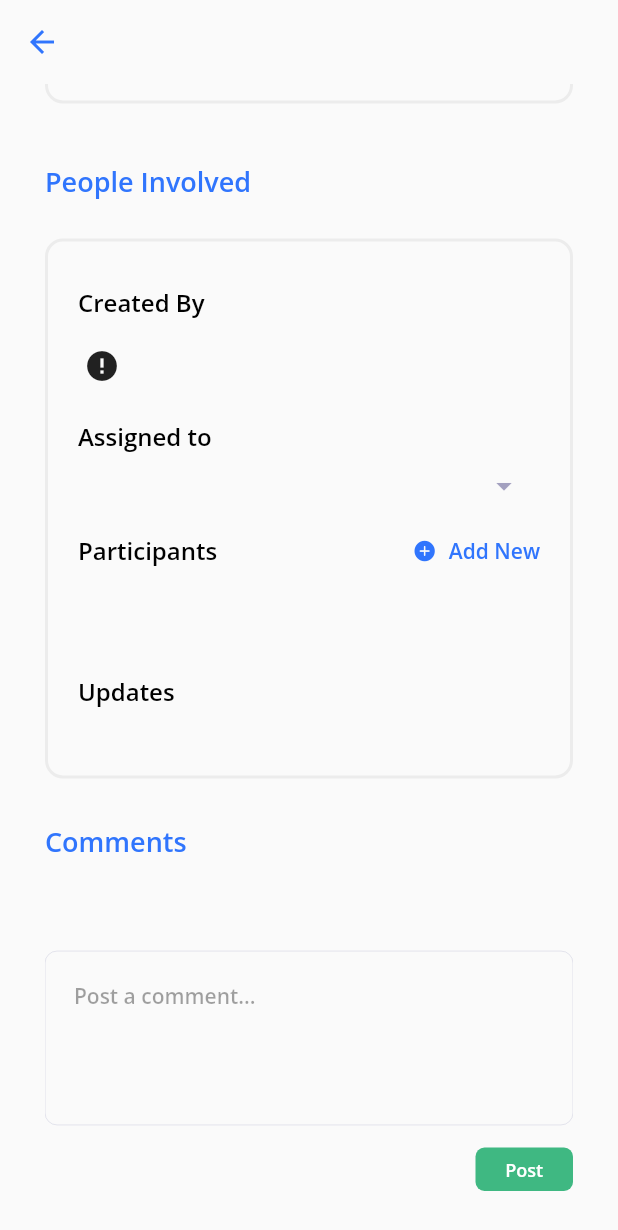
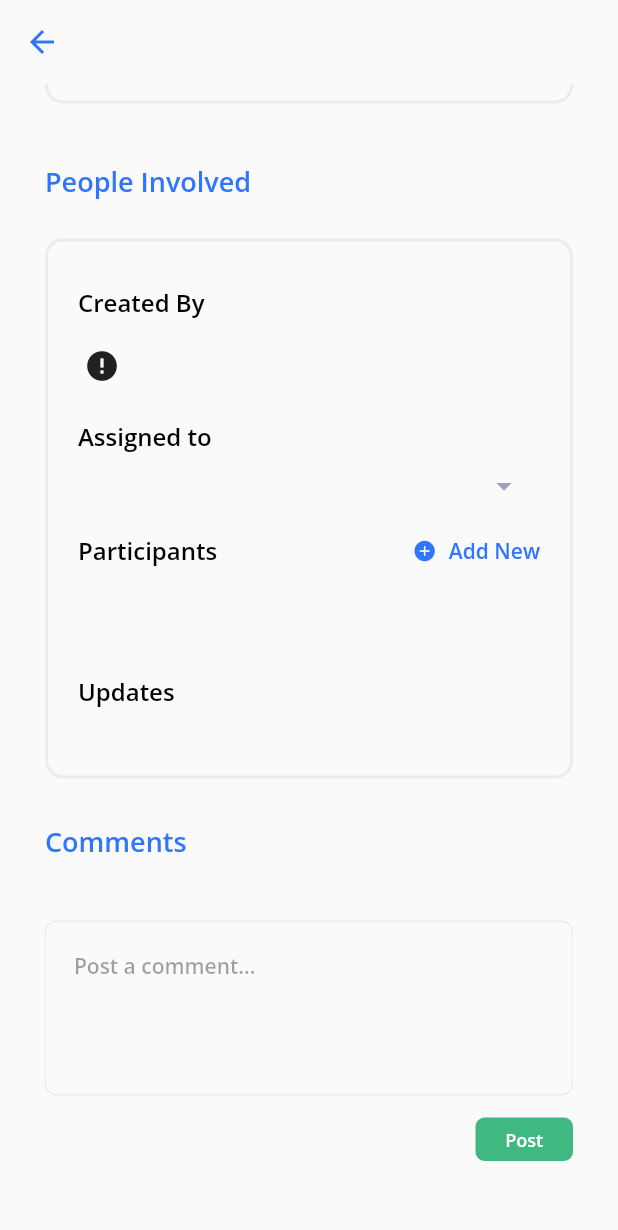
Before and after one commit to Root-vb/Squareboat-Service-Desk-App, a Flutter app: the TicketView screen opened directly with empty values, scrolled down 344 dp, on a phone screen of 412 x 824 dp. Shown: the top 1230 px of the screen. Run offline on Flutter 3.47's test engine with Material 2 defaults, Android fonts, the phone set to English and light mode, and no system bars; drawn by our look-alikes of cached_network_image; our stand-ins replace dio, flutter_spinkit, get, get_storage, google_sign_in, shimmer and 1 more; accounts and stored records are empty; network calls fail.

Commit message:
ui fixed

```diff
--- a/lib/app/modules/home/views/home_view.dart
+++ b/lib/app/modules/home/views/home_view.dart
@@ -17,6 +17,9 @@ class HomeView extends GetView<HomeController> {
         appBar: AppBar(
           backgroundColor: Colors.transparent,
           elevation: 0.0,
+          iconTheme: IconThemeData(
+            color: AppColors.primaryColor,
+          ),
         ),
         floatingActionButton: FloatingActionButton(
           backgroundColor: AppColors.primaryBlue,
--- a/lib/app/modules/ticket/views/ticket_view.dart
+++ b/lib/app/modules/ticket/views/ticket_view.dart
@@ -207,7 +207,7 @@ class TicketView extends GetView<TicketController> {
                 ),
                 SizedBox(height: 30),
                 Text("Comments", style: Styles.tsPrimaryBlueSemiBold18),
-                SizedBox(height: 30),
+                SizedBox(height: 10),
                 Obx(
                   () => Column(
                     children: [
--- a/lib/widgets/dialog/dialog_widget.dart
+++ b/lib/widgets/dialog/dialog_widget.dart
@@ -1,5 +1,4 @@
 import 'package:flutter/material.dart';
-import 'package:get/get_connect/http/src/utils/utils.dart';
 import 'package:starter/app/theme/app_colors.dart';
 import 'package:starter/app/theme/styles.dart';
 
--- a/lib/widgets/text_field/custom_text_field.dart
+++ b/lib/widgets/text_field/custom_text_field.dart
@@ -4,7 +4,6 @@ import 'package:get/get.dart';
 import 'package:starter/app/theme/app_colors.dart';
 import 'package:starter/app/theme/styles.dart';
 import 'package:starter/utils/helper/text_field_wrapper.dart';
-import 'package:starter/widgets/upper_case_formatter.dart';
 
 class CustomTextField extends StatelessWidget {
   final String hintText;
```
